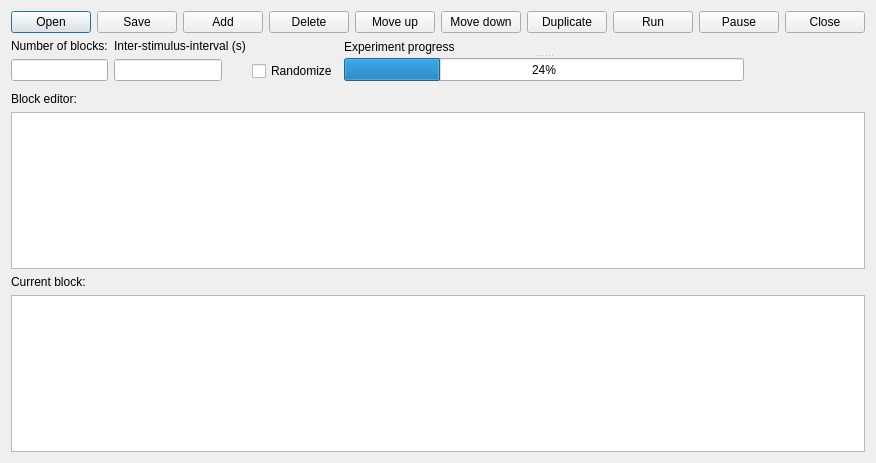
This is StimuliScheduler/StimuliScheduler/StimuliScheduler.ui in HongsunGuo/FailsafeFUS as Qt 5 draws it before an edit. The edited form follows.
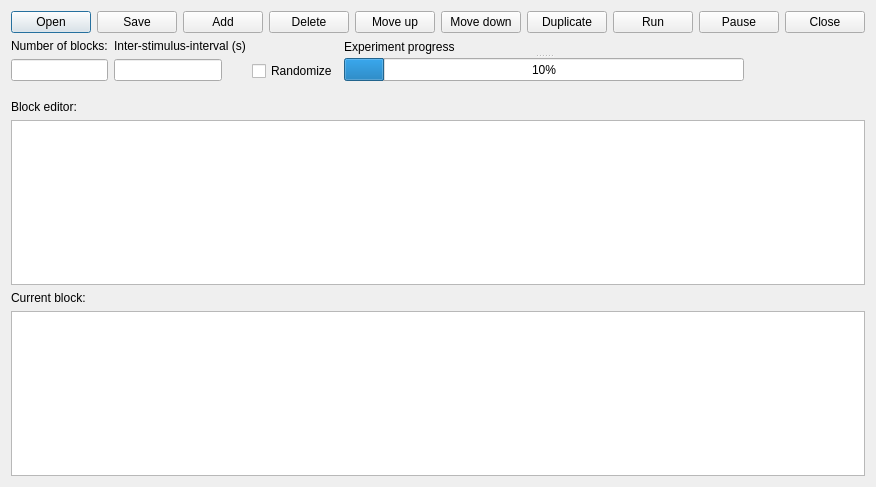
This is the edited form.

```diff
--- a/StimuliScheduler/StimuliScheduler/StimuliScheduler.ui
+++ b/StimuliScheduler/StimuliScheduler/StimuliScheduler.ui
@@ -6,8 +6,8 @@
    <rect>
     <x>0</x>
     <y>0</y>
-    <width>836</width>
-    <height>463</height>
+    <width>846</width>
+    <height>487</height>
    </rect>
   </property>
   <property name="windowTitle">
@@ -200,7 +200,7 @@
          </size>
         </property>
         <property name="value">
-         <number>24</number>
+         <number>10</number>
         </property>
        </widget>
       </widget>
```
Left out of the diff: 12 changed lines with no effect on the pictures.
